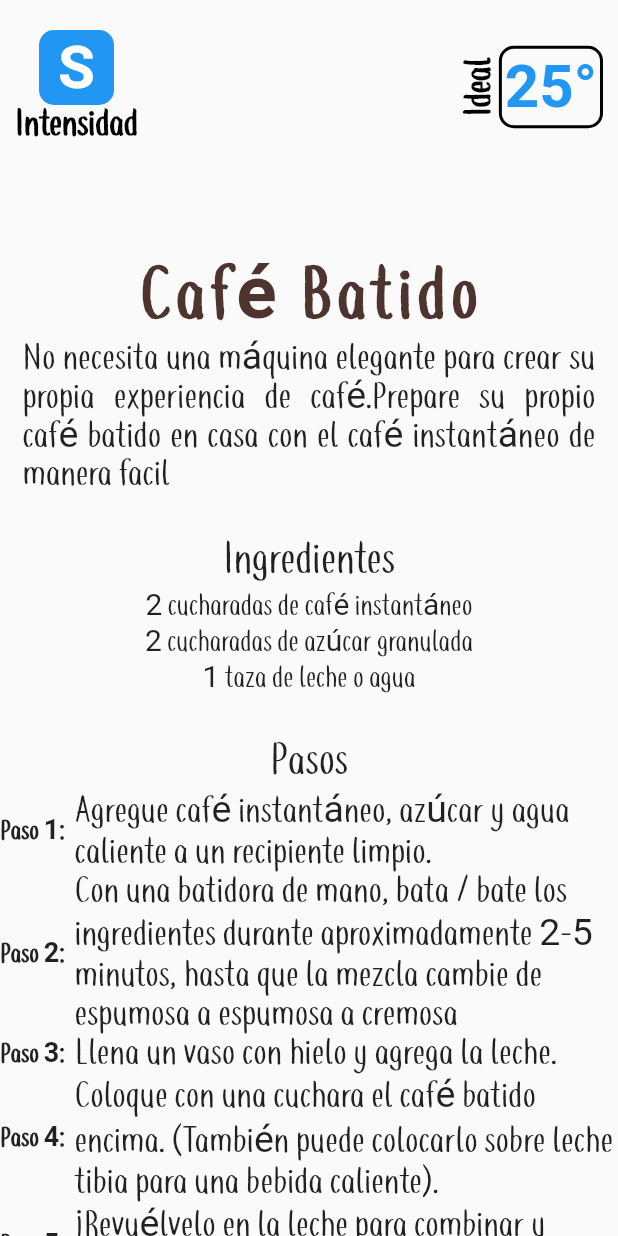
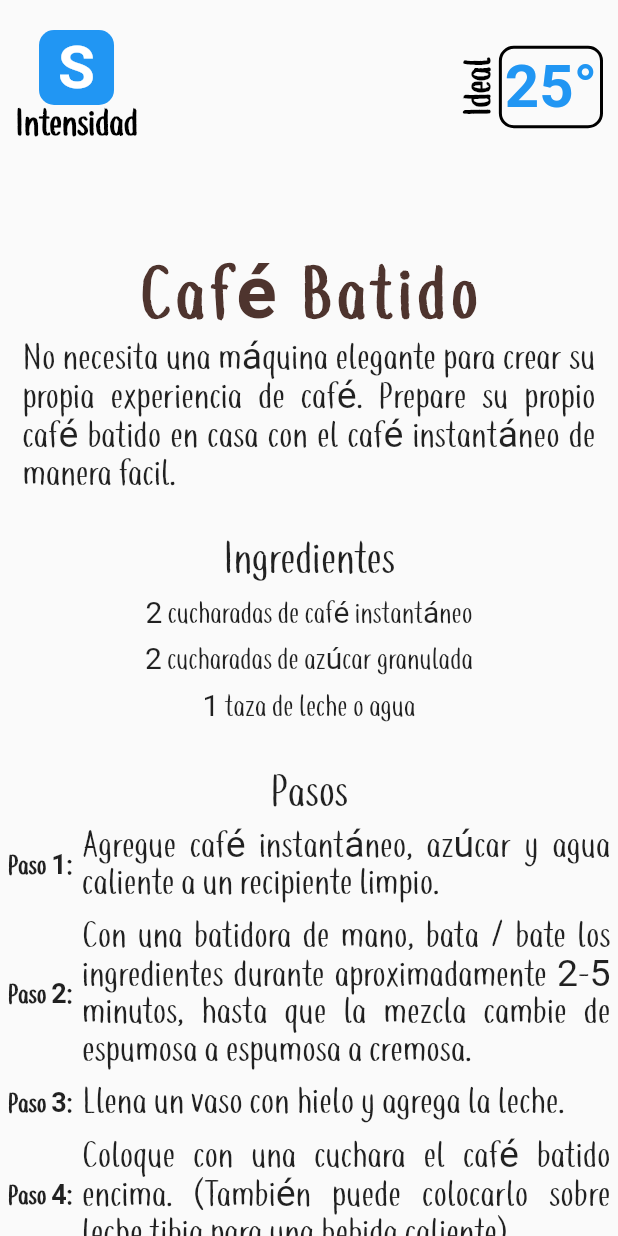
Before and after one commit to AgustinMontenegro95/coffee-hour, a Flutter app: the PropertiesCoffee widget shown alone on an empty page, opened directly with empty values, on a phone screen of 412 x 824 dp. Run offline on Flutter 3.47's test engine with Material 2 defaults, Android fonts, the phone set to English and light mode, and no system bars; our stand-ins replace animate_do, flutter_bloc, flutter_swiper_view, freezed_annotation, hydrated_bloc, share_plus.

Commit message:
Cambie algunos detalles.

```diff
--- a/lib/data/coffee_list.dart
+++ b/lib/data/coffee_list.dart
@@ -4,12 +4,12 @@ List<CoffeClass> coffesListSp = const [
   CoffeClass(
       name: "Café Batido",
       description:
-          "No necesita una máquina elegante para crear su propia experiencia de café.Prepare su propio café batido en casa con el café instantáneo de manera facil",
+          "No necesita una máquina elegante para crear su propia experiencia de café. Prepare su propio café batido en casa con el café instantáneo de manera facil.",
       intensity: "S",
       temp: "25°",
       steps: [
         "Agregue café instantáneo, azúcar y agua caliente a un recipiente limpio.",
-        "Con una batidora de mano, bata / bate los ingredientes durante aproximadamente 2-5 minutos, hasta que la mezcla cambie de espumosa a espumosa a cremosa",
+        "Con una batidora de mano, bata / bate los ingredientes durante aproximadamente 2-5 minutos, hasta que la mezcla cambie de espumosa a espumosa a cremosa.",
         "Llena un vaso con hielo y agrega la leche.",
         "Coloque con una cuchara el café batido encima. (También puede colocarlo sobre leche tibia para una bebida caliente).",
         "¡Revuélvelo en la leche para combinar y disfrutar!"
@@ -22,11 +22,11 @@ List<CoffeClass> coffesListSp = const [
   CoffeClass(
       name: "Café Helado de Vainilla",
       description:
-          "Helado. Cremoso. Y sumamente delicioso. Un placer helado y apetitoso que te refrescará y dará energía en cualquier momento durante el verano.",
+          "Helado, cremoso y sumamente delicioso. Un placer helado y apetitoso que te refrescará y dará energía en cualquier momento durante el verano.",
       intensity: "S",
       temp: "30°",
       steps: [
-        "Combine el agua, la crema en polvo Coffee mate, el café, el azúcar y la canela en una jarro mediano y mezda bien",
+        "Combine el agua, la crema en polvo Coffee mate, el café, el azúcar y la canela en una jarro mediano y mezda bien.",
         "Sirve sobre un vaso con hielo.",
       ],
       ingredients: [
@@ -59,13 +59,13 @@ List<CoffeClass> coffesListSp = const [
   CoffeClass(
       name: "Café bombón",
       description:
-          "Café bombón con chocolate y espuma de leche ideal para postre",
+          "Café bombón con chocolate y espuma de leche ideal para postre.",
       intensity: "S",
       temp: "20°",
       steps: [
-        "Fundir el chocolate en el microondas o al baño maría. ",
-        "Preparar el batido de cafe con un poco de agua y azucar",
-        "Verter la leche condensada en el vaso, añadir el chocolate fundido formando una segunda capa. ",
+        "Fundir el chocolate en el microondas o al baño maría.",
+        "Preparar el batido de cafe con un poco de agua y azucar.",
+        "Verter la leche condensada en el vaso, añadir el chocolate fundido formando una segunda capa.",
         "Añadir el café y encima la espuma de leche al gusto.",
       ],
       ingredients: [
@@ -76,12 +76,12 @@ List<CoffeClass> coffesListSp = const [
       ]),
   CoffeClass(
       name: "Cafe Filtro",
-      description: "Un clasico,aromático y lleno de sabor.",
+      description: "Un clasico, aromático y lleno de sabor.",
       intensity: "F",
       temp: "20°",
       steps: [
-        "Calentar agua caliente en una jarra y agregar una cucharada (10 gramos) de cafe cada dos tazas de agua) ",
-        "Filtrar en una taza una vez que el agua este en ebullición ",
+        "Calentar agua caliente en una jarra y agregar una cucharada (10 gramos) de cafe cada dos tazas de agua).",
+        "Filtrar en una taza una vez que el agua este en ebullición.",
       ],
       ingredients: [
         "Agua caliente",
@@ -93,12 +93,12 @@ List<CoffeClass> coffesListEn = const [
   CoffeClass(
       name: "Coffee Shake",
       description:
-          "You don't need a fancy machine to create your own coffee experience. Make your own whipped coffee at home with instant coffee the easy way",
+          "You don't need a fancy machine to create your own coffee experience. Make your own whipped coffee at home with instant coffee the easy way.",
       intensity: "S",
       temp: "25°",
       steps: [
         "Add instant coffee, sugar and hot water to a clean container.",
-        "Using a hand mixer, whisk/whip the ingredients for about 2-5 minutes, until the mixture changes from frothy to frothy to creamy",
+        "Using a hand mixer, whisk/whip the ingredients for about 2-5 minutes, until the mixture changes from frothy to frothy to creamy.",
         "Fill a glass with ice and add the milk.",
         "Spoon the whipped coffee on top. (You can also spoon it over warm milk for a hot drink).",
         "Stir it into the milk to combine and enjoy!"
@@ -148,13 +148,13 @@ List<CoffeClass> coffesListEn = const [
   CoffeClass(
       name: "Coffee bonbon",
       description:
-          "Coffee bonbon with chocolate and milk foam ideal for dessert",
+          "Coffee bonbon with chocolate and milk foam ideal for dessert.",
       intensity: "S",
       temp: "20°",
       steps: [
         "Melt the chocolate in the microwave or in a bain-marie. ",
-        "Prepare the coffee shake with a little water and sugar",
-        "Pour the condensed milk into the glass, add the melted chocolate forming a second layer. ",
+        "Prepare the coffee shake with a little water and sugar.",
+        "Pour the condensed milk into the glass, add the melted chocolate forming a second layer.",
         "Add the coffee and on top the milk foam to taste.",
       ],
       ingredients: [
@@ -169,8 +169,8 @@ List<CoffeClass> coffesListEn = const [
       intensity: "F",
       temp: "20°",
       steps: [
-        "Heat hot water in a jug and add a tablespoon (10 grams) of coffee every two cups of water) ",
-        "Filter into a cup once the water is boiling",
+        "Heat hot water in a jug and add a tablespoon (10 grams) of coffee every two cups of water).",
+        "Filter into a cup once the water is boiling.",
       ],
       ingredients: [
         "Hot water",
--- a/lib/ui/screens/details/widgets/properties_coffee.dart
+++ b/lib/ui/screens/details/widgets/properties_coffee.dart
@@ -80,6 +80,7 @@ class PropertiesCoffee extends StatelessWidget {
                             style: const TextStyle(
                               fontFamily: "Coffee-Tea",
                               fontSize: 20,
+                              height: 1.5,
                             ),
                           ),
                         );
@@ -102,7 +103,9 @@ class PropertiesCoffee extends StatelessWidget {
                     physics: const NeverScrollableScrollPhysics(),
                     itemCount: coffesListSp[coffee].steps.length,
                     itemBuilder: (context, i) {
-                      return Row(
+                      return Padding(
+                        padding: const EdgeInsets.all(5.0),
+                        child: Row(
                           children: [
                             Text(
                               state.isSpain
@@ -113,6 +116,7 @@ class PropertiesCoffee extends StatelessWidget {
                                 fontSize: 18,
                                 fontWeight: FontWeight.bold,
                               ),
+                              textAlign: TextAlign.justify,
                             ),
                             Flexible(
                               child: Text(
@@ -122,13 +126,15 @@ class PropertiesCoffee extends StatelessWidget {
                                 style: const TextStyle(
                                     fontFamily: "Coffee-Tea",
                                     fontSize: 25,
-                              ),
+                                    height: 1),
+                                textAlign: TextAlign.justify,
                               ),
                             ),
                           ],
+                        ),
                       );
                     }),
-                SizedBox(height: MediaQuery.of(context).size.height * 0.15),
+                SizedBox(height: MediaQuery.of(context).size.height * 0.115),
               ],
             ),
           ],
--- a/lib/ui/widgets/powered_by.dart
+++ b/lib/ui/widgets/powered_by.dart
@@ -11,15 +11,6 @@ class PoweredBy extends StatelessWidget {
     return Row(
       mainAxisAlignment: MainAxisAlignment.center,
       children: [
-        Icon(
-          Icons.developer_mode_rounded,
-          color: Colors.brown[700],
-          size: 15,
-        ),
-        Text(
-          "Impulsado por: ",
-          style: TextStyle(color: Colors.brown[700], fontSize: 15),
-        ),
         SizedBox(
           width: 50,
           height: 50,
```
Also changed, not shown: assets/images/soludev_logo_mono.png. Lines whose indentation alone changed are shown as unchanged.
